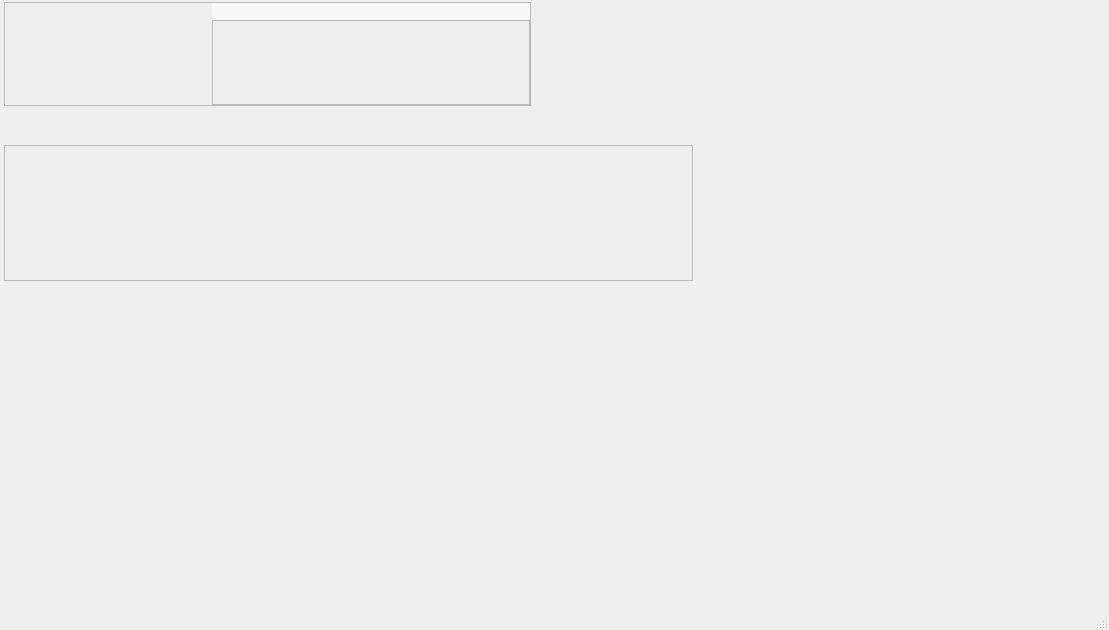
cjj826/BUAA_2022_Python_XHZZ, file pro/test.ui: the form before one commit.
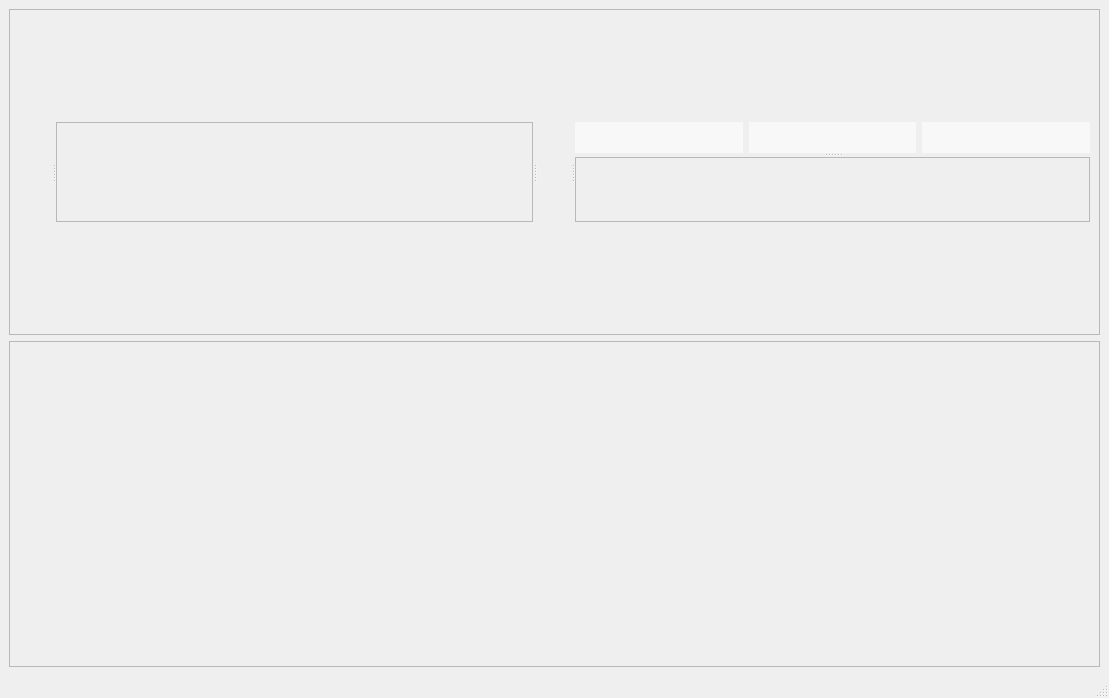
The form after the commit. Icons and pictures are not drawn.

What changed in the file:
```diff
--- a/pro/test.ui
+++ b/pro/test.ui
@@ -7,22 +7,16 @@
     <x>0</x>
     <y>0</y>
     <width>1109</width>
-    <height>630</height>
+    <height>698</height>
    </rect>
   </property>
   <property name="windowTitle">
    <string>MainWindow</string>
   </property>
   <widget class="QWidget" name="centralwidget">
+   <layout class="QVBoxLayout" name="verticalLayout">
+    <item>
    <widget class="QFrame" name="frame">
-    <property name="geometry">
-     <rect>
-      <x>4</x>
-      <y>2</y>
-      <width>527</width>
-      <height>104</height>
-     </rect>
-    </property>
     <property name="sizePolicy">
      <sizepolicy hsizetype="Expanding" vsizetype="Expanding">
       <horstretch>0</horstretch>
@@ -35,25 +29,12 @@
     <property name="frameShadow">
      <enum>QFrame::Raised</enum>
     </property>
-    <layout class="QHBoxLayout" name="horizontalLayout_2">
-     <property name="spacing">
-      <number>0</number>
-     </property>
-     <property name="leftMargin">
-      <number>0</number>
-     </property>
-     <property name="topMargin">
-      <number>0</number>
-     </property>
-     <property name="rightMargin">
-      <number>0</number>
-     </property>
-     <property name="bottomMargin">
-      <number>0</number>
-     </property>
-     <item>
       <layout class="QHBoxLayout" name="horizontalLayout">
        <item>
+        <widget class="QSplitter" name="splitter_2">
+         <property name="orientation">
+          <enum>Qt::Horizontal</enum>
+         </property>
         <widget class="QLabel" name="label_5">
          <property name="sizePolicy">
           <sizepolicy hsizetype="Expanding" vsizetype="Expanding">
@@ -77,8 +58,6 @@
           <bool>true</bool>
          </property>
         </widget>
-       </item>
-       <item>
         <widget class="QFrame" name="frame_10">
          <property name="frameShape">
           <enum>QFrame::StyledPanel</enum>
@@ -87,8 +66,6 @@
           <enum>QFrame::Raised</enum>
          </property>
         </widget>
-       </item>
-       <item>
         <widget class="QLabel" name="label_6">
          <property name="enabled">
           <bool>true</bool>
@@ -127,10 +104,11 @@
           <bool>true</bool>
          </property>
         </widget>
-       </item>
-       <item>
-        <layout class="QVBoxLayout" name="verticalLayout_8" stretch="1,5">
-         <item>
+         <widget class="QSplitter" name="splitter">
+          <property name="orientation">
+           <enum>Qt::Vertical</enum>
+          </property>
+          <widget class="QWidget" name="">
           <layout class="QHBoxLayout" name="horizontalLayout_8">
            <item>
             <widget class="QPushButton" name="pushButton_6">
@@ -242,8 +220,7 @@
             </widget>
            </item>
           </layout>
-         </item>
-         <item>
+          </widget>
           <widget class="QFrame" name="frame_11">
            <property name="frameShape">
             <enum>QFrame::StyledPanel</enum>
@@ -252,22 +229,14 @@
             <enum>QFrame::Raised</enum>
            </property>
           </widget>
-         </item>
-        </layout>
-       </item>
-      </layout>
-     </item>
-    </layout>
-   </widget>
+         </widget>
+        </widget>
+       </item>
+      </layout>
+     </widget>
+    </item>
+    <item>
    <widget class="QFrame" name="frame_2">
-    <property name="geometry">
-     <rect>
-      <x>4</x>
-      <y>145</y>
-      <width>689</width>
-      <height>136</height>
-     </rect>
-    </property>
     <property name="sizePolicy">
      <sizepolicy hsizetype="Expanding" vsizetype="Expanding">
       <horstretch>0</horstretch>
@@ -290,6 +259,8 @@
      <enum>QFrame::Raised</enum>
     </property>
    </widget>
+    </item>
+   </layout>
   </widget>
   <widget class="QMenuBar" name="menubar">
    <property name="geometry">
```
Lines whose indentation alone changed are shown as unchanged.
